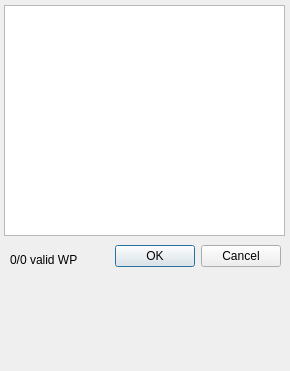
This is src/POI_input.ui in nohal/qtVlm as Qt 5 draws it before an edit. The edited form follows.
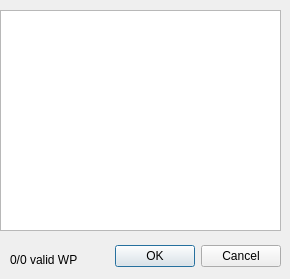
This is the edited form.

Diff of the .ui file:
```diff
--- a/src/POI_input.ui
+++ b/src/POI_input.ui
@@ -1,13 +1,13 @@
 <?xml version="1.0" encoding="UTF-8"?>
 <ui version="4.0">
  <class>POI_input_ui</class>
- <widget class="QDialog" name="POI_input_ui">
-  <property name="geometry">
+ <widget class="QDialog" name="POI_input_ui" >
+  <property name="geometry" >
    <rect>
     <x>0</x>
     <y>0</y>
     <width>290</width>
-    <height>371</height>
+    <height>279</height>
    </rect>
   </property>
   <property name="windowTitle">
@@ -29,24 +29,8 @@
     <set>QDialogButtonBox::Cancel|QDialogButtonBox::Ok</set>
    </property>
   </widget>
-  <widget class="QPlainTextEdit" name="POI_list">
-   <property name="geometry">
-    <rect>
-     <x>4</x>
-     <y>5</y>
-     <width>281</width>
-     <height>231</height>
-    </rect>
-   </property>
-   <property name="toolTip">
-    <string>Coller ou inserer des POI au format LAT,LON@WPH</string>
-   </property>
-   <property name="plainText">
-    <string/>
-   </property>
-  </widget>
-  <widget class="QLabel" name="nbValid">
-   <property name="geometry">
+  <widget class="QLabel" name="nbValid" >
+   <property name="geometry" >
     <rect>
      <x>10</x>
      <y>250</y>
@@ -58,6 +42,16 @@
     <string>0/0 valid WP</string>
    </property>
   </widget>
+  <widget class="QTextEdit" name="POI_list" >
+   <property name="geometry" >
+    <rect>
+     <x>0</x>
+     <y>10</y>
+     <width>281</width>
+     <height>221</height>
+    </rect>
+   </property>
+  </widget>
  </widget>
  <resources/>
  <connections>
```
Left out of the diff: 44 changed lines with no effect on the pictures.
